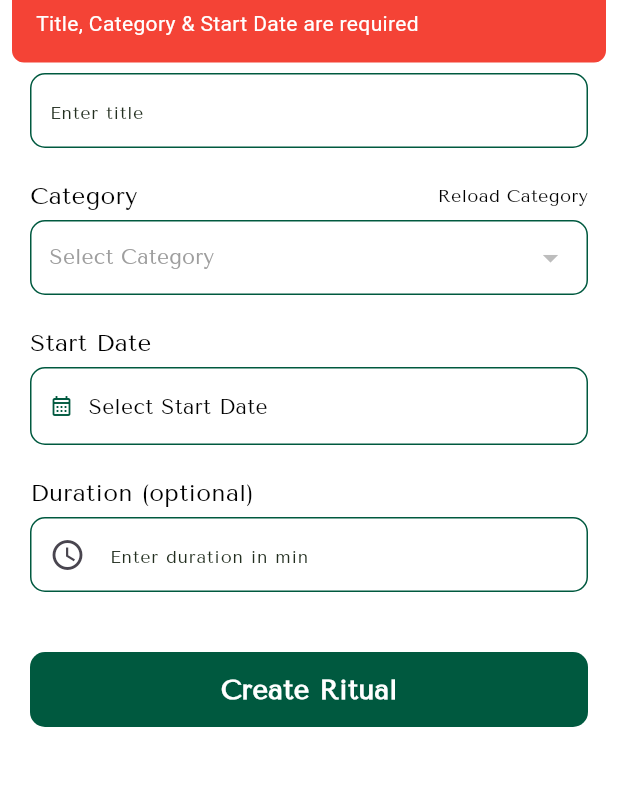
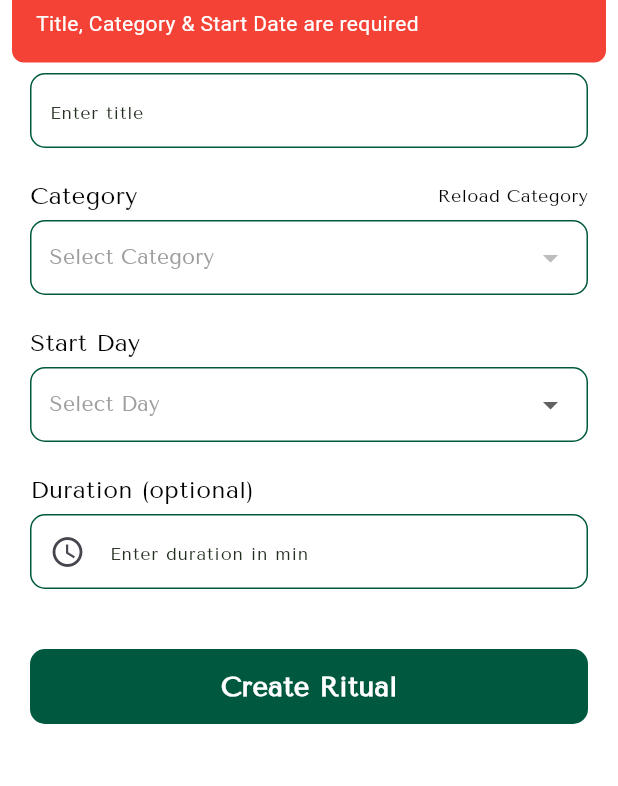
Before and after one commit to mdtusher2018/cole20, a Flutter app: the AddRitualScreen screen opened directly with empty values, after a tap on "Create Ritual", on a phone screen of 412 x 824 dp, the part 68-854 px from its top. Run offline on Flutter 3.47's test engine with Material 3 defaults, Android fonts, the phone set to English and light mode, and no system bars; drawn by our look-alikes of another_flushbar; our stand-ins replace file_picker, firebase_auth, firebase_core, flutter_html, flutter_riverpod, google_sign_in and 6 more; missing offline and left inert: flutter_facebook_auth; accounts and stored records are empty; network calls fail.

Commit message:
rituals issue fixed

```diff
--- a/lib/features/rituals/presentation/add_ritual.dart
+++ b/lib/features/rituals/presentation/add_ritual.dart
@@ -1,6 +1,6 @@
 // ignore_for_file: must_be_immutable
 
-import 'dart:developer';
+// import 'dart:developer';
 
 import 'package:cole20/core/providers.dart';
 import 'package:cole20/features/rituals/application/homepage_state.dart';
@@ -9,7 +9,7 @@ import 'package:flutter/material.dart';
 import 'package:flutter_riverpod/flutter_riverpod.dart';
 import 'package:cole20/core/colors.dart';
 import 'package:cole20/core/commonWidgets.dart';
-import 'package:intl/intl.dart';
+
 
 class AddRitualScreen extends ConsumerStatefulWidget {
   final int currentDay;
@@ -25,7 +25,8 @@ class _AddRitualScreenState extends ConsumerState<AddRitualScreen> {
 
   String? selectedCategoryId;
   DateTime? selectedStartDate;
-
+  List<int> days = List.generate(45, (index) => index + 1);
+int? selectedDay;
   @override
   void dispose() {
     titleController.dispose();
@@ -33,25 +34,25 @@ class _AddRitualScreenState extends ConsumerState<AddRitualScreen> {
     super.dispose();
   }
 
-  Future<void> _pickStartDate(HomepageState state) async {
-    log(widget.currentDay.toString());
-    final pickedDate = await showDatePicker(
-      context: context,
-      initialDate: DateTime.now(),
-      firstDate: DateTime.now(),
-      lastDate: DateTime.now().add(Duration(days: 45 - widget.currentDay)),
-    );
-    if (pickedDate != null) {
-      setState(() {
-        selectedStartDate = pickedDate;
-      });
-    }
-  }
+  // Future<void> _pickStartDate(HomepageState state) async {
+  //   log(widget.currentDay.toString());
+  //   final pickedDate = await showDatePicker(
+  //     context: context,
+  //     initialDate: DateTime.now(),
+  //     firstDate: DateTime.now(),
+  //     lastDate: DateTime.now().add(Duration(days: 45 - widget.currentDay)),
+  //   );
+  //   if (pickedDate != null) {
+  //     setState(() {
+  //       selectedStartDate = pickedDate;
+  //     });
+  //   }
+  // }
 
   void _createRitual(HomepageState state) async {
     if (titleController.text.isEmpty ||
         selectedCategoryId == null ||
-        selectedStartDate == null) {
+        selectedDay == null) {
       showSnackBar(
         context: context,
         title: "Empty",
@@ -65,9 +66,7 @@ class _AddRitualScreenState extends ConsumerState<AddRitualScreen> {
         .addRitual(
           title: titleController.text.trim(),
           categoryId: selectedCategoryId!,
-          startDay:
-              selectedStartDate!.difference(DateTime.now()).inDays+ widget.currentDay,
-
+          startDay:selectedDay!,
 
           duration: int.tryParse(durationController.text),
         );
@@ -76,7 +75,7 @@ class _AddRitualScreenState extends ConsumerState<AddRitualScreen> {
       Navigator.pop(context);
       showSnackBar(
         context: context,
-        title: "Error",
+        title: "Sucessfull",
         message: "Ritual added successfully",
         backgroundColor: Colors.green,
       );
@@ -183,39 +182,71 @@ class _AddRitualScreenState extends ConsumerState<AddRitualScreen> {
             const SizedBox(height: 20),
 
             // Start Date Picker
-            commonText("Start Date", size: 16.0),
+            commonText("Start Day", size: 16.0),
             const SizedBox(height: 5),
-            GestureDetector(
-              onTap: () => _pickStartDate(ritualState),
-              child: Container(
-                padding: const EdgeInsets.symmetric(
-                  horizontal: 12.0,
-                  vertical: 15.0,
-                ),
+
+        Container(
+  width: double.infinity,
+  padding: const EdgeInsets.symmetric(horizontal: 12.0),
   decoration: BoxDecoration(
     border: Border.all(color: AppColors.green, width: 1.0),
     borderRadius: BorderRadius.circular(10.0),
   ),
-                child: Row(
-                  children: [
-                    const Icon(
-                      Icons.calendar_month_outlined,
-                      color: AppColors.green,
-                      size: 16.0,
+  child: DropdownButtonHideUnderline(
+    child: DropdownButton<int>(
+      hint: commonText(
+        "Select Day",
+        size: 14.0,
+        color: Colors.grey,
       ),
-                    const SizedBox(width: 10),
-                    commonText(
-                      selectedStartDate == null
-                          ? "Select Start Date"
-                          : DateFormat(
-                            "dd - MM - yyyy",
-                          ).format(selectedStartDate!),
-                      size: 14.0,
-                    ),
-                  ],
+      value: selectedDay,
+      items: days.map<DropdownMenuItem<int>>((int day) {
+        return DropdownMenuItem<int>(
+          value: day,
+          child: Text(day.toString()),
+        );
+      }).toList(),
+      onChanged: (newValue) {
+        setState(() {
+          selectedDay = newValue;
+        });
+      },
     ),
   ),
 ),
+
+
+            // GestureDetector(
+            //   onTap: () => _pickStartDate(ritualState),
+            //   child: Container(
+            //     padding: const EdgeInsets.symmetric(
+            //       horizontal: 12.0,
+            //       vertical: 15.0,
+            //     ),
+            //     decoration: BoxDecoration(
+            //       border: Border.all(color: AppColors.green, width: 1.0),
+            //       borderRadius: BorderRadius.circular(10.0),
+            //     ),
+            //     child: Row(
+            //       children: [
+            //         const Icon(
+            //           Icons.calendar_month_outlined,
+            //           color: AppColors.green,
+            //           size: 16.0,
+            //         ),
+            //         const SizedBox(width: 10),
+            //         commonText(
+            //           selectedStartDate == null
+            //               ? "Select Start Date"
+            //               : DateFormat(
+            //                 "dd - MM - yyyy",
+            //               ).format(selectedStartDate!),
+            //           size: 14.0,
+            //         ),
+            //       ],
+            //     ),
+            //   ),
+            // ),
             const SizedBox(height: 20),
 
             // Duration Field
```
Also changed, not shown: lib/features/rituals/presentation/edit_ritual.dart (+72 -42 lines). Lines whose indentation alone changed are shown as unchanged.
